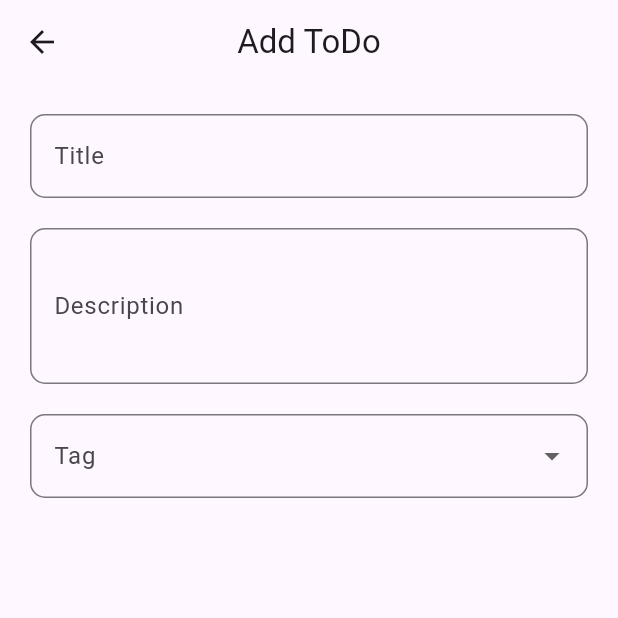
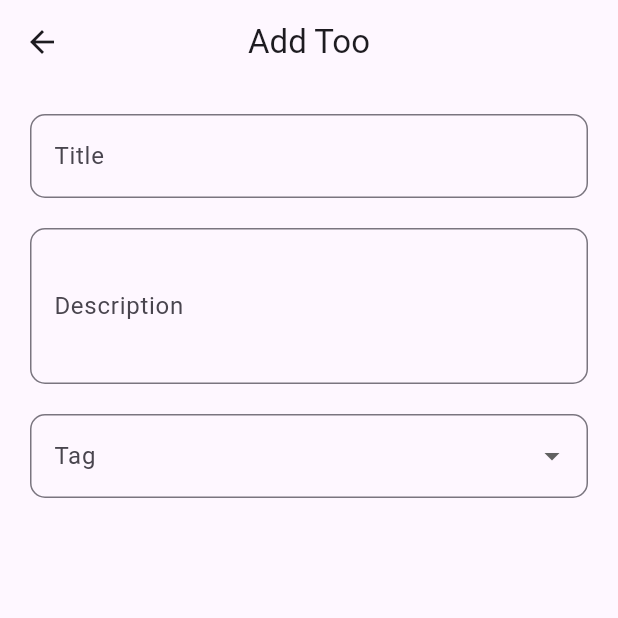
Before and after one commit to Fasikawkn/todo-app, a Flutter app: the screen it shows after launch, after a tap on the "add" icon, on a phone screen of 412 x 824 dp, the top half of it. Run offline on Flutter 3.47's test engine with Material 2 defaults, Android fonts, the phone set to English and light mode, and no system bars; our stand-ins replace cloud_firestore, firebase_core, get; accounts and stored records are empty.

Commit message:
finalize app

```diff
--- a/lib/modules/todo/views/add_todo_view.dart
+++ b/lib/modules/todo/views/add_todo_view.dart
@@ -9,7 +9,7 @@ class AddTodoView extends GetView<AddTodoController> {
   Widget build(BuildContext context) {
     return Scaffold(
       appBar: AppBar(
-        title: const Text('Add ToDo'),
+        title: const Text('Add Too'),
         centerTitle: true,
       ),
       body: SingleChildScrollView(
--- a/lib/modules/todo/views/todo_list_view.dart
+++ b/lib/modules/todo/views/todo_list_view.dart
@@ -12,7 +12,7 @@ class TodoListView extends GetView<TodoListController> {
   Widget build(BuildContext context) {
     return Scaffold(
       appBar: AppBar(
-        title: const Text('To Do '),
+        title: const Text('Todos '),
         centerTitle: true,
       ),
       body: Obx(
```
Also changed, not shown: assets/photo_2023-07-24_15-30-06.jpg (added), assets/photo_2023-07-24_15-30-14.jpg (added).
